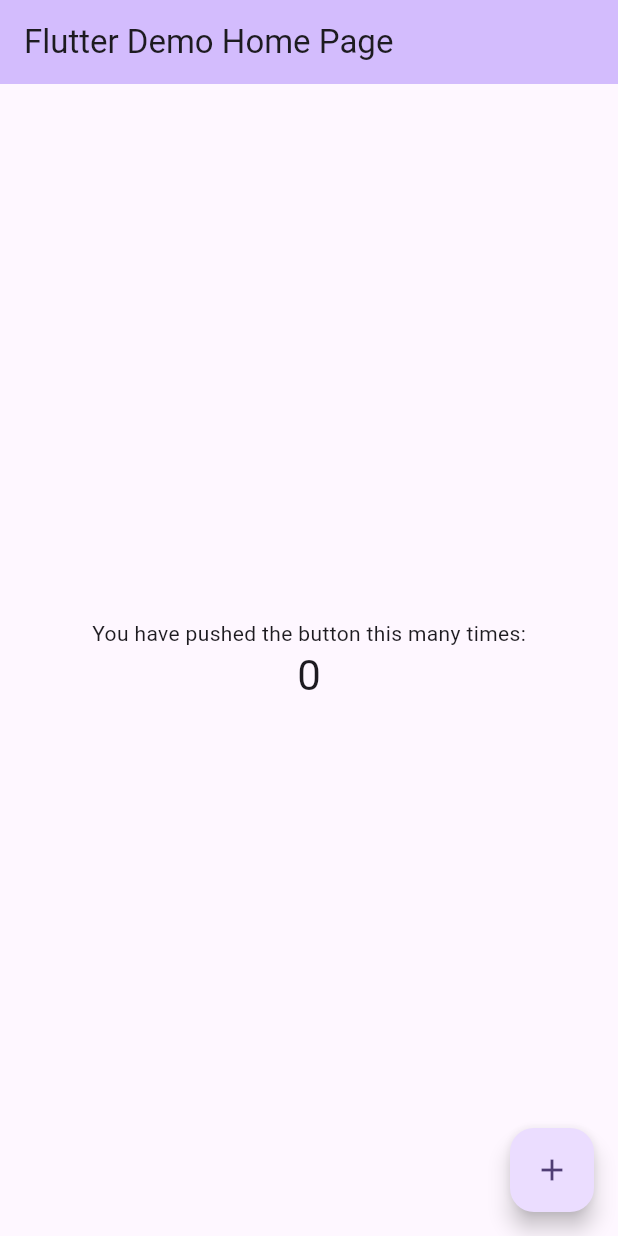
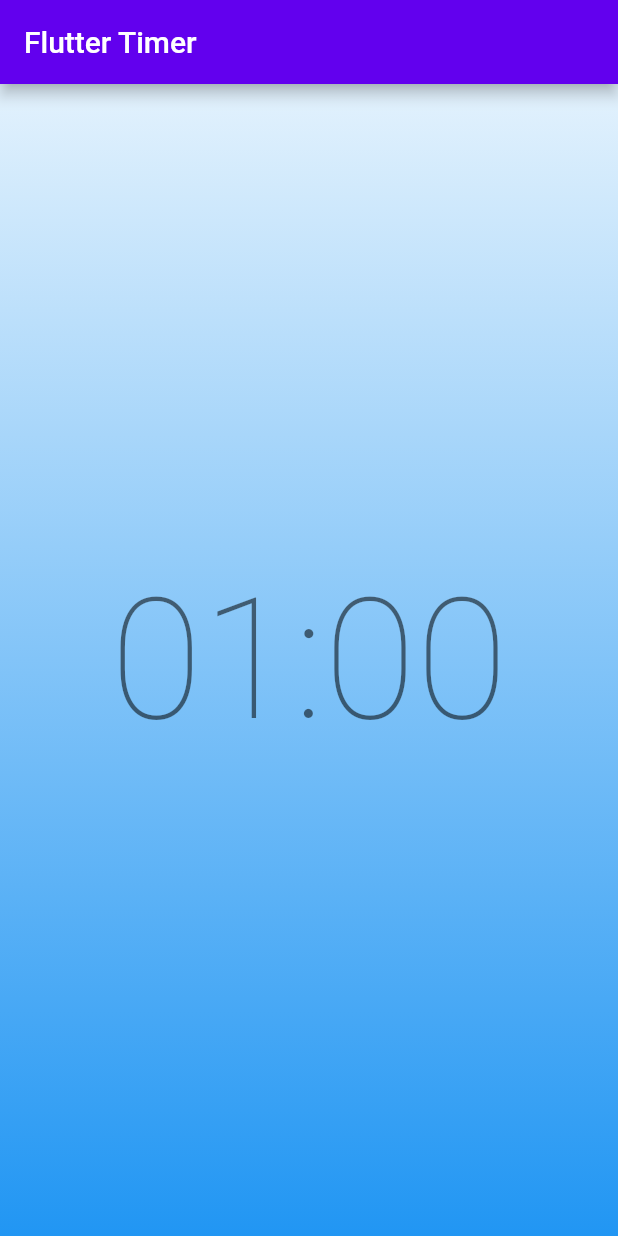
Before and after one commit to ogabek0909/flutter_timer, a Flutter app: the screen it shows after launch, on a phone screen of 412 x 824 dp. Run offline on Flutter 3.47's test engine with Material 2 defaults, Android fonts, the phone set to English and light mode, and no system bars; our stand-ins replace bloc, flutter_bloc.

Commit message:
page view, bloc and bloc timer_state

```diff
--- /dev/null
+++ b/lib/app.dart
@@ -0,0 +1,21 @@
+import 'package:flutter/material.dart';
+
+import 'timer/view/timer_page.dart';
+
+class App extends StatelessWidget {
+  const App({super.key});
+
+  @override
+  Widget build(BuildContext context) {
+    return MaterialApp(
+      title: 'Flutter Timer',
+      theme: ThemeData(
+        primaryColor: const Color.fromRGBO(109, 234, 255, 1),
+        colorScheme: const ColorScheme.light(
+          secondary: Color.fromRGBO(72, 74, 126, 1),
+        ),
+      ),
+      home: const TimerPage(),
+    );
+  }
+}
--- a/lib/main.dart
+++ b/lib/main.dart
@@ -1,125 +1,5 @@
 import 'package:flutter/material.dart';
 
-void main() {
-  runApp(const MyApp());
-}
+import 'app.dart';
 
-class MyApp extends StatelessWidget {
-  const MyApp({super.key});
-
-  // This widget is the root of your application.
-  @override
-  Widget build(BuildContext context) {
-    return MaterialApp(
-      title: 'Flutter Demo',
-      theme: ThemeData(
-        // This is the theme of your application.
-        //
-        // TRY THIS: Try running your application with "flutter run". You'll see
-        // the application has a blue toolbar. Then, without quitting the app,
-        // try changing the seedColor in the colorScheme below to Colors.green
-        // and then invoke "hot reload" (save your changes or press the "hot
-        // reload" button in a Flutter-supported IDE, or press "r" if you used
-        // the command line to start the app).
-        //
-        // Notice that the counter didn't reset back to zero; the application
-        // state is not lost during the reload. To reset the state, use hot
-        // restart instead.
-        //
-        // This works for code too, not just values: Most code changes can be
-        // tested with just a hot reload.
-        colorScheme: ColorScheme.fromSeed(seedColor: Colors.deepPurple),
-        useMaterial3: true,
-      ),
-      home: const MyHomePage(title: 'Flutter Demo Home Page'),
-    );
-  }
-}
-
-class MyHomePage extends StatefulWidget {
-  const MyHomePage({super.key, required this.title});
-
-  // This widget is the home page of your application. It is stateful, meaning
-  // that it has a State object (defined below) that contains fields that affect
-  // how it looks.
-
-  // This class is the configuration for the state. It holds the values (in this
-  // case the title) provided by the parent (in this case the App widget) and
-  // used by the build method of the State. Fields in a Widget subclass are
-  // always marked "final".
-
-  final String title;
-
-  @override
-  State<MyHomePage> createState() => _MyHomePageState();
-}
-
-class _MyHomePageState extends State<MyHomePage> {
-  int _counter = 0;
-
-  void _incrementCounter() {
-    setState(() {
-      // This call to setState tells the Flutter framework that something has
-      // changed in this State, which causes it to rerun the build method below
-      // so that the display can reflect the updated values. If we changed
-      // _counter without calling setState(), then the build method would not be
-      // called again, and so nothing would appear to happen.
-      _counter++;
-    });
-  }
-
-  @override
-  Widget build(BuildContext context) {
-    // This method is rerun every time setState is called, for instance as done
-    // by the _incrementCounter method above.
-    //
-    // The Flutter framework has been optimized to make rerunning build methods
-    // fast, so that you can just rebuild anything that needs updating rather
-    // than having to individually change instances of widgets.
-    return Scaffold(
-      appBar: AppBar(
-        // TRY THIS: Try changing the color here to a specific color (to
-        // Colors.amber, perhaps?) and trigger a hot reload to see the AppBar
-        // change color while the other colors stay the same.
-        backgroundColor: Theme.of(context).colorScheme.inversePrimary,
-        // Here we take the value from the MyHomePage object that was created by
-        // the App.build method, and use it to set our appbar title.
-        title: Text(widget.title),
-      ),
-      body: Center(
-        // Center is a layout widget. It takes a single child and positions it
-        // in the middle of the parent.
-        child: Column(
-          // Column is also a layout widget. It takes a list of children and
-          // arranges them vertically. By default, it sizes itself to fit its
-          // children horizontally, and tries to be as tall as its parent.
-          //
-          // Column has various properties to control how it sizes itself and
-          // how it positions its children. Here we use mainAxisAlignment to
-          // center the children vertically; the main axis here is the vertical
-          // axis because Columns are vertical (the cross axis would be
-          // horizontal).
-          //
-          // TRY THIS: Invoke "debug painting" (choose the "Toggle Debug Paint"
-          // action in the IDE, or press "p" in the console), to see the
-          // wireframe for each widget.
-          mainAxisAlignment: MainAxisAlignment.center,
-          children: <Widget>[
-            const Text(
-              'You have pushed the button this many times:',
-            ),
-            Text(
-              '$_counter',
-              style: Theme.of(context).textTheme.headlineMedium,
-            ),
-          ],
-        ),
-      ),
-      floatingActionButton: FloatingActionButton(
-        onPressed: _incrementCounter,
-        tooltip: 'Increment',
-        child: const Icon(Icons.add),
-      ), // This trailing comma makes auto-formatting nicer for build methods.
-    );
-  }
-}
+void main() => runApp(const App());
--- /dev/null
+++ b/lib/timer/bloc/timer_bloc.dart
@@ -0,0 +1,13 @@
+import 'package:bloc/bloc.dart';
+import 'package:meta/meta.dart';
+
+part 'timer_event.dart';
+part 'timer_state.dart';
+
+class TimerBloc extends Bloc<TimerEvent, TimerState> {
+  TimerBloc() : super(TimerInitial()) {
+    on<TimerEvent>((event, emit) {
+      // TODO: implement event handler
+    });
+  }
+}
--- /dev/null
+++ b/lib/timer/bloc/timer_event.dart
@@ -0,0 +1,4 @@
+part of 'timer_bloc.dart';
+
+@immutable
+abstract class TimerEvent {}
--- /dev/null
+++ b/lib/timer/bloc/timer_state.dart
@@ -0,0 +1,12 @@
+part of 'timer_bloc.dart';
+
+class TimerState extends Equatable {
+  final int duration;
+  const TimerState({required this.duration});
+
+  List<Object?> get props => [duration];
+}
+
+class TimerInitial extends TimerState {
+  const TimerInitial({required super.duration});
+}
--- /dev/null
+++ b/lib/timer/view/timer_page.dart
@@ -0,0 +1,22 @@
+import 'package:flutter/material.dart';
+import 'package:flutter_bloc/flutter_bloc.dart';
+import 'package:flutter_timer/timer/bloc/timer_bloc.dart';
+
+import 'timer_view.dart';
+
+class TimerPage extends StatelessWidget {
+  const TimerPage({super.key});
+
+  @override
+  Widget build(BuildContext context) {
+    return Scaffold(
+      appBar: AppBar(
+        title: const Text('Flutter Timer'),
+      ),
+      body: BlocProvider(
+        create: (context) => TimerBloc(),
+        child: const TimerView(),
+      ),
+    );
+  }
+}
--- /dev/null
+++ b/lib/timer/view/timer_view.dart
@@ -0,0 +1,65 @@
+import 'package:flutter/material.dart';
+import 'package:flutter_bloc/flutter_bloc.dart';
+import 'package:flutter_timer/timer/bloc/timer_bloc.dart';
+
+class TimerView extends StatelessWidget {
+  const TimerView({super.key});
+
+  @override
+  Widget build(BuildContext context) {
+    return const Stack(
+      children: [
+        Background(),
+        Column(
+          mainAxisAlignment: MainAxisAlignment.center,
+          crossAxisAlignment: CrossAxisAlignment.center,
+          children: [
+            Center(
+              child: Padding(
+                padding: EdgeInsets.symmetric(vertical: 100),
+                child: TimerText(),
+              ),
+            ),
+          ],
+        ),
+      ],
+    );
+  }
+}
+
+class TimerText extends StatelessWidget {
+  const TimerText({super.key});
+
+  @override
+  Widget build(BuildContext context) {
+    // final minutesText = context.select((TimerBloc value) => value.state.)
+    final minutesText = (60 / 60 % 60).floor().toString().padLeft(2, '0');
+    final secondsText = (60 % 60).toString().padLeft(2, '0');
+    return Text(
+      "$minutesText:$secondsText",
+      style: Theme.of(context).textTheme.displayLarge,
+    );
+  }
+}
+
+class Background extends StatelessWidget {
+  const Background({super.key});
+
+  @override
+  Widget build(BuildContext context) {
+    return SizedBox.expand(
+      child: DecoratedBox(
+        decoration: BoxDecoration(
+          gradient: LinearGradient(
+            begin: Alignment.topCenter,
+            end: Alignment.bottomCenter,
+            colors: [
+              Colors.blue.shade50,
+              Colors.blue.shade500,
+            ],
+          ),
+        ),
+      ),
+    );
+  }
+}
--- a/pubspec.yaml
+++ b/pubspec.yaml
@@ -35,6 +35,8 @@ dependencies:
   # The following adds the Cupertino Icons font to your application.
   # Use with the CupertinoIcons class for iOS style icons.
   cupertino_icons: ^1.0.2
+  flutter_bloc: ^8.1.3
+  equatable: ^2.0.5
 
 dev_dependencies:
   flutter_test:
```
Also changed, not shown: pubspec.lock.
